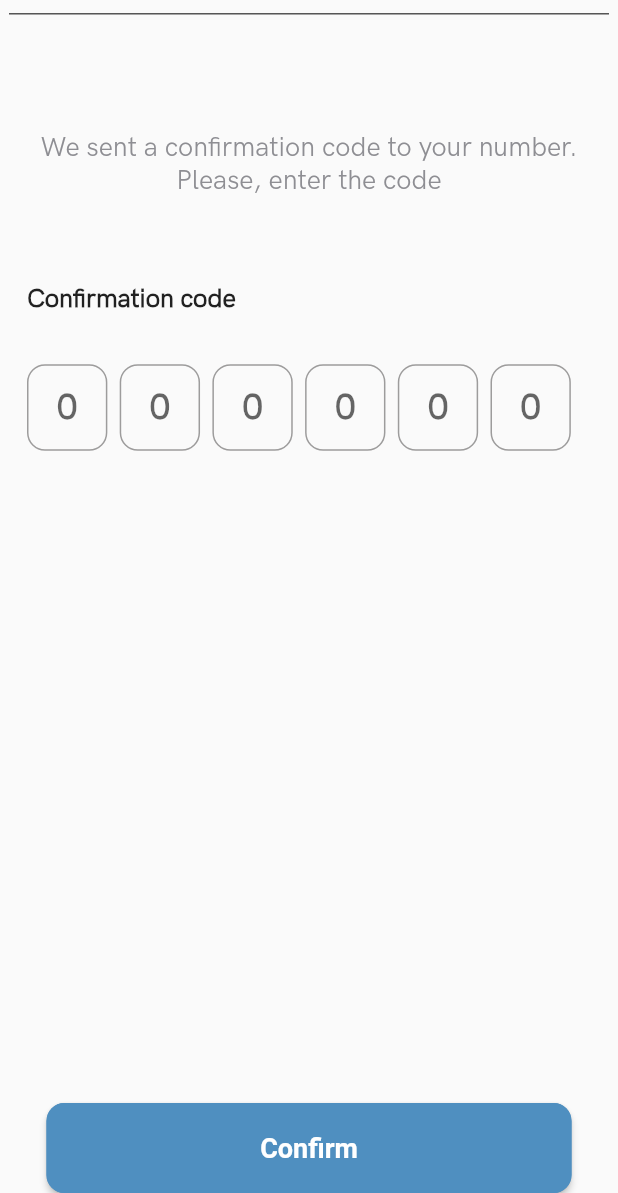
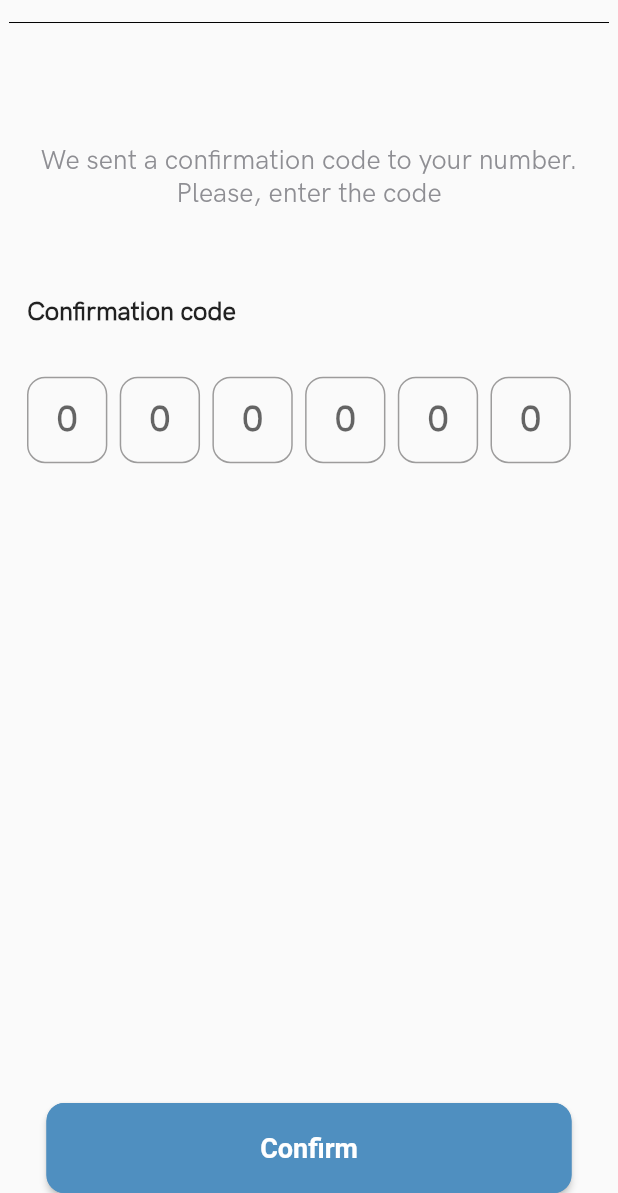
Before and after one commit to Brahm03/E-med, a Flutter app: the ConFirmationView screen opened directly, on a phone screen of 412 x 824 dp, the part 43-1236 px from its top. Run offline on Flutter 3.47's test engine with Material 2 defaults, Android fonts, the phone set to English and light mode, and no system bars; our stand-ins replace bloc, connectivity_plus, dropdown_button2, flutter_bloc, flutter_datetime_picker, flutter_svg and 5 more; missing offline and left inert: mask_input_formatter; accounts and stored records are empty; project files that could hold a hidden picture were left out.

Commit message:
bugs fixed

```diff
--- a/lib/widgets/appbar.dart
+++ b/lib/widgets/appbar.dart
@@ -18,7 +18,7 @@ class AppBarWidget extends StatelessWidget {
   @override
   Widget build(BuildContext context) {
     return SizedBox(
-      height: context.h * 0.06,
+      height: context.h * 0.07,
       child: Padding(
         padding: PMconst.extraSmall,
         child: Column(crossAxisAlignment: CrossAxisAlignment.center,mainAxisAlignment: MainAxisAlignment.spaceBetween,children: [
```
